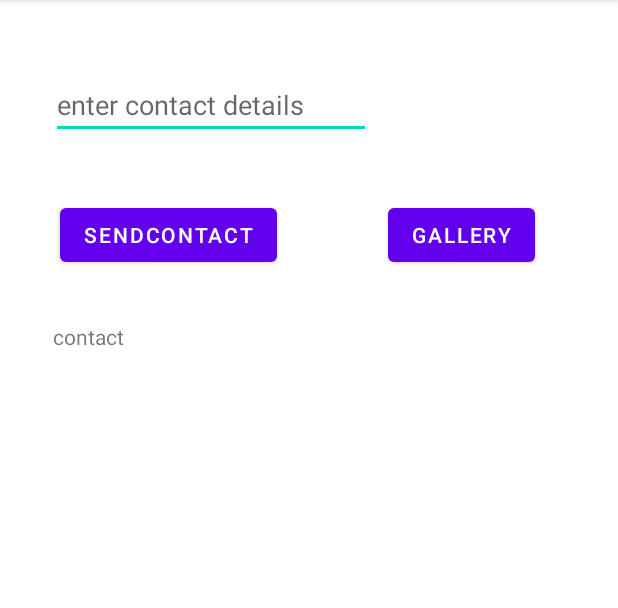
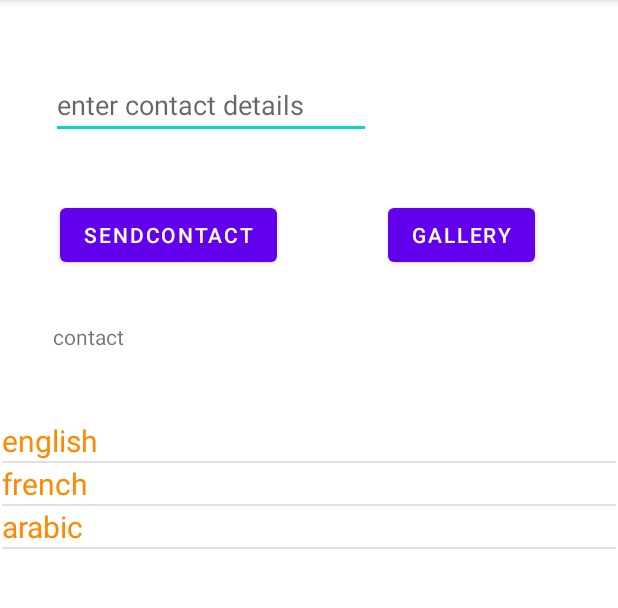
Before and after one commit to abdultanveer/Cognizantapp, an Android app: the HomeActivity screen opened directly, with no data from a screen before it, on a phone screen of 412 x 824 dp, the part 84-692 px from its top. Run offline under Robolectric (Android 15) with nearby library versions, the phone set to English and light mode, and no system bars.

Commit message:
listview

```diff
--- a/app/src/main/java/com/example/cognizantapp/HomeActivity.kt
+++ b/app/src/main/java/com/example/cognizantapp/HomeActivity.kt
@@ -6,19 +6,28 @@ import android.os.Bundle
 import android.provider.AlarmClock
 import android.util.Log
 import android.view.View
-import android.widget.EditText
-import android.widget.TextView
-import android.widget.Toast
+import android.widget.*
 
 //billion dollar mistake -- null pointer exception
 class HomeActivity : AppCompatActivity() {
     lateinit var contactEditText: EditText
     lateinit var conTextView: TextView
+    lateinit var  languagesListView: ListView
+    var languages = arrayOf("english","french","arabic")
 
     override fun onCreate(savedInstanceState: Bundle?) {
         super.onCreate(savedInstanceState)
         setContentView(R.layout.activity_home) //inflating of activity_home.xml file --layout inflater
         contactEditText = findViewById(R.id.etContact)
+        languagesListView = findViewById(R.id.lvLanguages)
+        var adapter = ArrayAdapter<String>(this,
+           // android.R.layout.simple_list_item_1,
+            //android.R.id.text1,
+            R.layout.listview_row,
+            R.id.tvRow,
+            languages) //putting data into adapter
+        languagesListView.adapter = adapter //setting adapter on socket
+
        var myStudent: Student? =   intent.getParcelableExtra<Student>("sabdul")
         Log.i(TAG, myStudent.toString())
      /*   conTextView = findViewById(R.id.tvContact)
--- a/app/src/main/java/com/example/cognizantapp/MainActivity.java
+++ b/app/src/main/java/com/example/cognizantapp/MainActivity.java
@@ -134,7 +134,7 @@ public class MainActivity extends AppCompatActivity implements View.OnFocusChang
 
     @Override
     public void onItemSelected(AdapterView<?> adapterView, View view, int position, long l) {
-
+        //switch (view.getId())
         String type = adapterView.getItemAtPosition(position).toString();
         Toast.makeText(this, type+"--position ="+position, Toast.LENGTH_SHORT).show();
     }
--- a/app/src/main/res/layout/activity_home.xml
+++ b/app/src/main/res/layout/activity_home.xml
@@ -12,6 +12,7 @@
         android:layout_height="wrap_content"
         android:layout_marginStart="34dp"
         android:layout_marginTop="47dp"
+        android:layout_marginBottom="142dp"
         android:ems="10"
         android:hint="enter contact details"
         android:inputType="textPersonName"
@@ -41,13 +42,25 @@
 
     <Button
         android:id="@+id/btnGallery"
-        android:onClick="contactHandler"
+        android:layout_width="wrap_content"
 
-        android:layout_width="wrap_content"
         android:layout_height="wrap_content"
         android:layout_marginStart="11dp"
         android:layout_marginTop="40dp"
+        android:onClick="contactHandler"
         android:text="gallery"
         app:layout_constraintStart_toEndOf="@+id/etContact"
         app:layout_constraintTop_toBottomOf="@+id/etContact" />
+
+    <ListView
+        android:id="@+id/lvLanguages"
+        android:layout_width="match_parent"
+        android:layout_height="300dp"
+        android:layout_marginStart="1dp"
+        android:layout_marginEnd="1dp"
+        android:layout_marginBottom="1dp"
+        app:layout_constraintBottom_toBottomOf="parent"
+        app:layout_constraintEnd_toEndOf="parent"
+        app:layout_constraintStart_toStartOf="parent"
+        app:layout_constraintTop_toBottomOf="@+id/etContact" />
 </androidx.constraintlayout.widget.ConstraintLayout>
--- /dev/null
+++ b/app/src/main/res/layout/listview_row.xml
@@ -0,0 +1,14 @@
+<?xml version="1.0" encoding="utf-8"?>
+<LinearLayout xmlns:android="http://schemas.android.com/apk/res/android"
+    android:orientation="vertical"
+    android:layout_width="match_parent"
+    android:layout_height="wrap_content">
+
+    <TextView
+        android:id="@+id/tvRow"
+        android:textSize="20sp"
+        android:textColor="@android:color/holo_orange_dark"
+        android:layout_width="match_parent"
+        android:layout_height="wrap_content"
+        android:text="TextView" />
+</LinearLayout>
```
